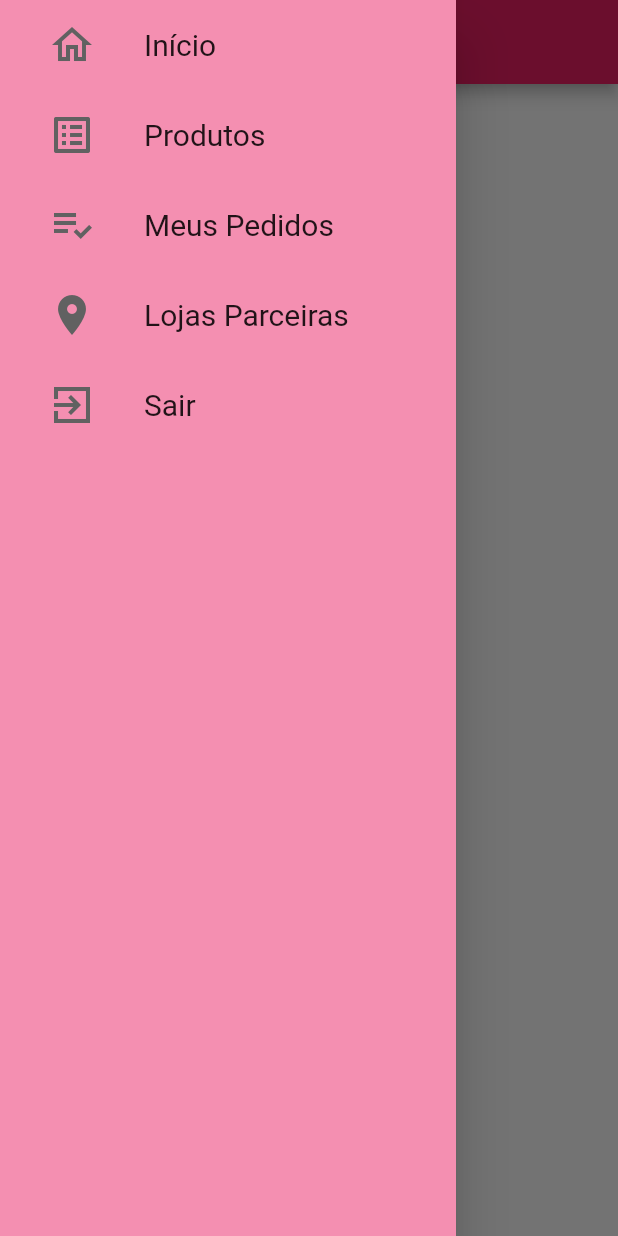
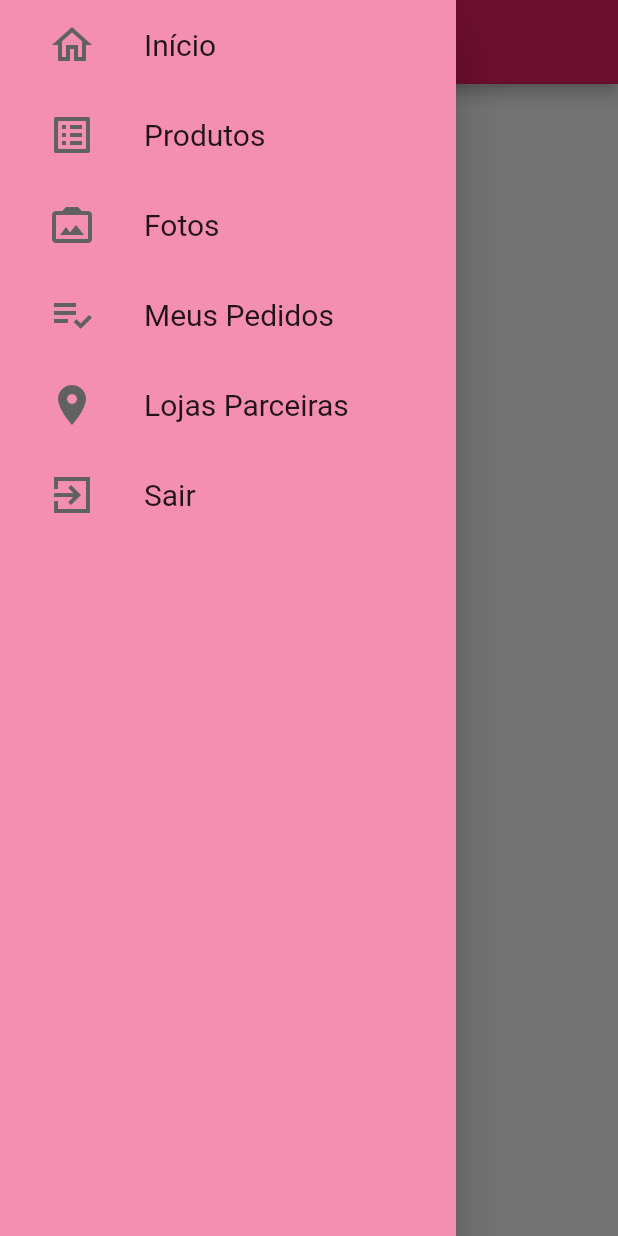
Before and after one commit to JVictoor/appLojaRoupas, a Flutter app: the BaseScreen screen opened directly, with the side drawer open, on a phone screen of 412 x 824 dp. Run offline on Flutter 3.47's test engine with Material 2 defaults, Android fonts, the phone set to English and light mode, and no system bars; our stand-ins replace cloud_firestore, firebase_auth; missing offline and left inert: cloud_firestore_web, firebase_auth_web, firebase_core_web; accounts and stored records are empty.

Commit message:
adicionando o titulo "Fotos" no menu

```diff
--- a/lib/pages/basescreen.dart
+++ b/lib/pages/basescreen.dart
@@ -22,7 +22,7 @@ class BaseScreen extends StatelessWidget {
           // //acessando o arquivo do menu lateral
           drawer: CustomDrawer(),//onde esta o meu menu
           appBar : AppBar (
-          title:  const Text("MENUZINHO *-*"),
+          title:  const Text("MENUZINHO ^-^"),
           ),
         ),
       ],
--- a/lib/pages/custom_drawer.dart
+++ b/lib/pages/custom_drawer.dart
@@ -25,20 +25,25 @@ class CustomDrawer extends StatelessWidget {
             page: 1,
           ),
           DrawerTile(
+            iconData: Icons.photo_camera_back,
+            title: 'Fotos',
+            page: 2,
+          ),
+          DrawerTile(
             iconData: Icons.playlist_add_check_outlined,
             title: 'Meus Pedidos',
-            page: 2,
+            page: 3,
           ),
           DrawerTile(
             iconData: Icons.location_on,
             title: 'Lojas Parceiras',
-            page: 3,
+            page: 4,
           ),
 
           DrawerTile(
               iconData: Icons.exit_to_app_sharp,
               title: 'Sair',
-              page: 4,
+              page: 5,
             ),
         ],
       ),
```
Also changed, not shown: lib/pages/drawer_tile.dart (+9 -1 lines), 3 other files.
